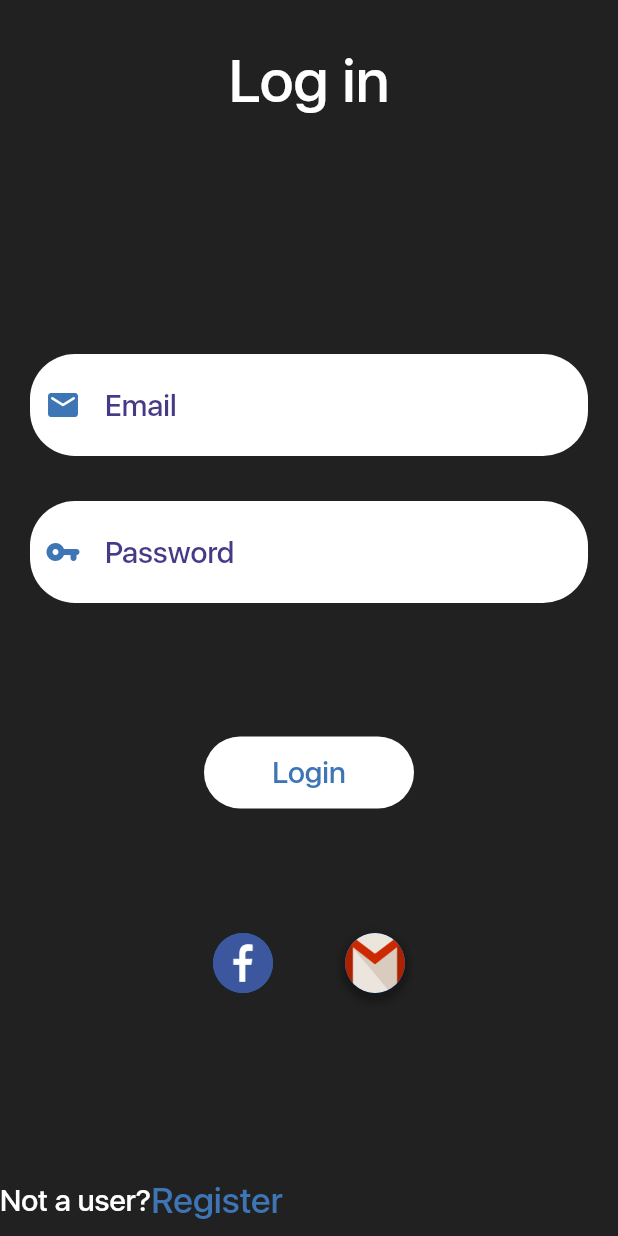
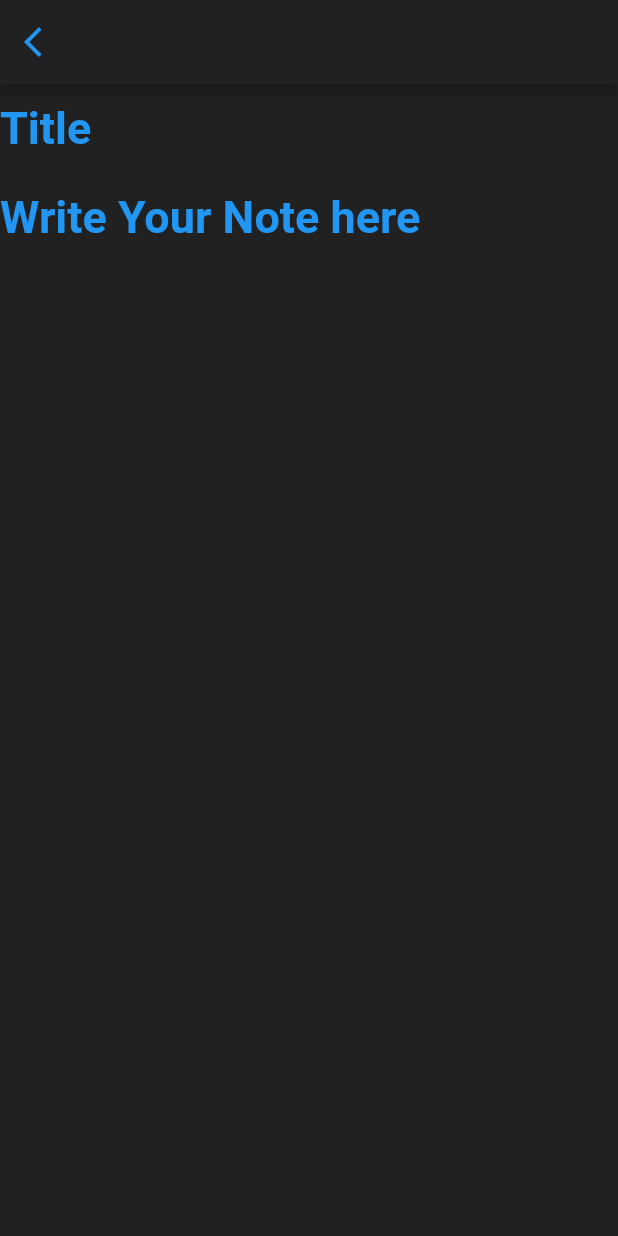
Before and after one commit to AlyElashram/NotesApp_Flutter, a Flutter app: the screen it shows after launch, on a phone screen of 412 x 824 dp. Run offline on Flutter 3.47's test engine with Material 2 defaults, Android fonts, the phone set to English and light mode, and no system bars; our stand-ins replace firebase_auth, firebase_core; accounts and stored records are empty; Roboto replaces fonts that are missing (SF); project files that could hold a hidden picture were left out.

Commit message:
Added Note Structure need to add Realtime DB

```diff
--- /dev/null
+++ b/notes/lib/Note.dart
@@ -0,0 +1,64 @@
+import 'package:flutter/material.dart';
+
+class Note extends StatefulWidget {
+  @override
+  _NoteState createState() => _NoteState();
+}
+
+class _NoteState extends State<Note> {
+  TextEditingController title = TextEditingController();
+
+  TextEditingController body = TextEditingController();
+
+  @override
+  Widget build(BuildContext context) {
+    title.text = "Hello";
+    title.selection =
+        TextSelection.fromPosition(TextPosition(offset: title.text.length));
+    setState(() {});
+    return Scaffold(
+        backgroundColor: Colors.grey[900],
+        appBar: AppBar(
+          backgroundColor: Colors.grey[900],
+          leading: FlatButton(
+            child: Icon(
+              Icons.arrow_back_ios,
+              color: Colors.blue,
+            ),
+            splashColor: null,
+            highlightColor: null,
+            //TODO:Implement on back pressed to save using firebase realtime database
+            onPressed: null,
+            color: Colors.blue,
+          ),
+        ),
+        body: Column(children: [
+          TextField(
+            maxLines: null,
+            decoration: InputDecoration(
+                border: InputBorder.none,
+                hintText: "Title",
+                hintStyle: TextStyle(
+                    fontFamily: 'SF', fontSize: 30, color: Colors.blue)),
+            style: TextStyle(
+                fontFamily: 'SF',
+                fontSize: 30,
+                color: Colors.blue,
+                fontWeight: FontWeight.bold),
+          ),
+          TextField(
+            maxLines: null,
+            decoration: InputDecoration(
+                border: InputBorder.none,
+                hintText: "Write Your Note here",
+                hintStyle: TextStyle(
+                    fontFamily: 'SF', fontSize: 30, color: Colors.blue)),
+            style: TextStyle(
+                fontFamily: 'SF',
+                fontSize: 30,
+                color: Colors.blue,
+                fontWeight: FontWeight.bold),
+          )
+        ]));
+  }
+}
--- a/notes/lib/main.dart
+++ b/notes/lib/main.dart
@@ -2,7 +2,7 @@ import 'package:firebase_auth/firebase_auth.dart';
 import 'package:flutter/material.dart';
 import 'package:notes/Register.dart';
 import 'package:firebase_core/firebase_core.dart';
-
+import 'Note.dart';
 import 'Verify.dart';
 
 Future<void> main() async {
@@ -11,9 +11,10 @@ Future<void> main() async {
   runApp(MaterialApp(
     initialRoute: '/',
     routes: {
-      '/': (context) => LoginScreen(),
+      '/': (context) => Note(),
       'register': (context) => Register(),
-      'verify': (context) => Verify()
+      'verify': (context) => Verify(),
+      'Note': (context) => Note()
     },
     debugShowCheckedModeBanner: false,
   ));
```
Also changed, not shown: 2 other files.
